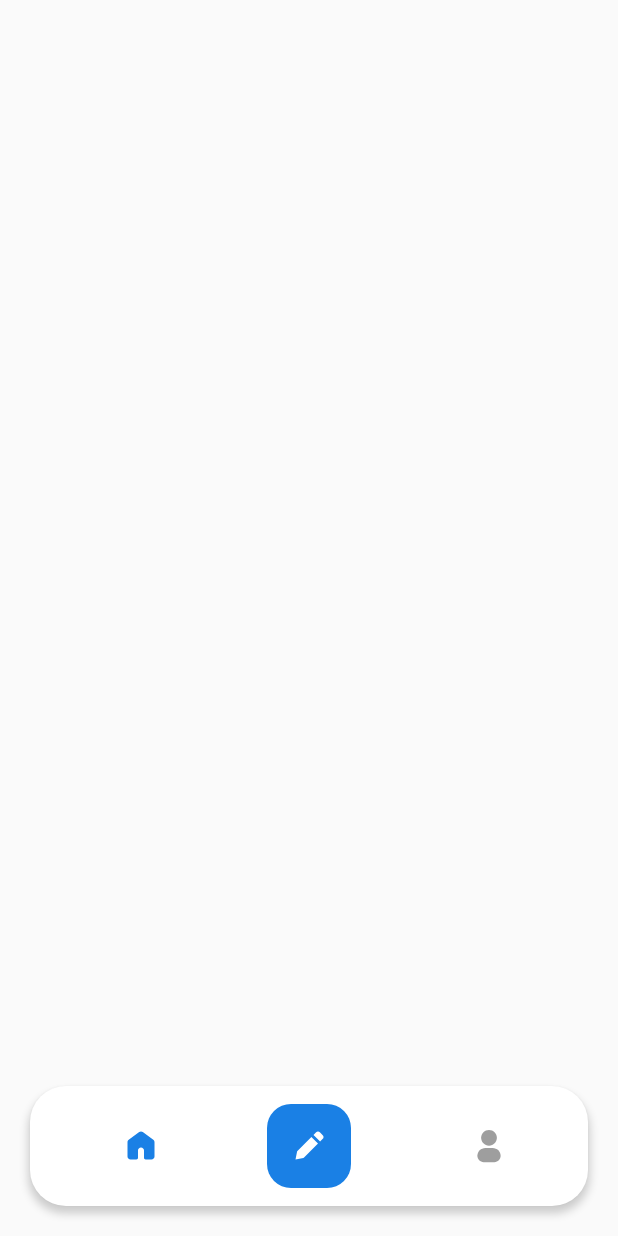
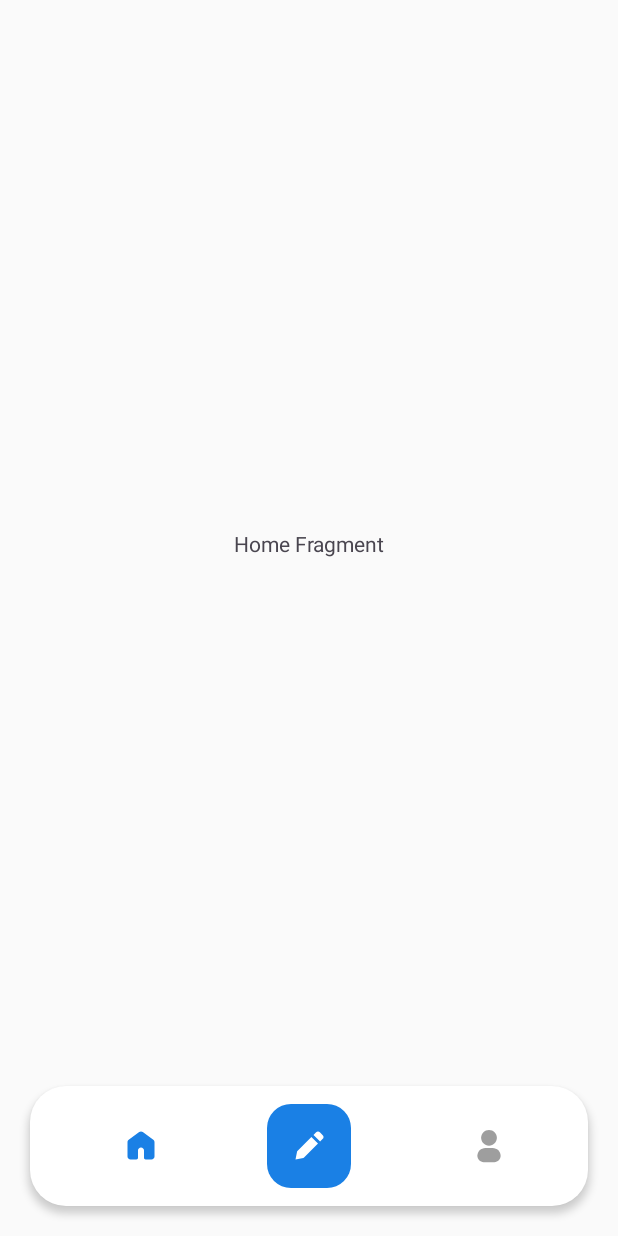
Before and after one commit to caadiq/emodiary-android-app, an Android app: the MainActivity screen opened directly, with no data from a screen before it, on a phone screen of 412 x 824 dp. Run offline under Robolectric (Android 15) with nearby library versions, the phone set to English and light mode, and no system bars; our stand-ins replace Dagger/Hilt's generated code.

Commit message:
bottom navigation 프래그먼트 전환

```diff
--- /dev/null
+++ b/app/src/main/java/com/toy/project/emodiary/view/view/HomeFragment.kt
@@ -0,0 +1,31 @@
+package com.toy.project.emodiary.view.view
+
+import android.os.Bundle
+import android.view.LayoutInflater
+import android.view.View
+import android.view.ViewGroup
+import androidx.fragment.app.Fragment
+import com.toy.project.emodiary.databinding.FragmentHomeBinding
+
+class HomeFragment : Fragment() {
+    private var _binding: FragmentHomeBinding? = null
+    private val binding get() = _binding!!
+
+    override fun onCreateView(
+        inflater: LayoutInflater,
+        container: ViewGroup?,
+        savedInstanceState: Bundle?
+    ): View {
+        _binding = FragmentHomeBinding.inflate(inflater, container, false)
+        return binding.root
+    }
+
+    override fun onViewCreated(view: View, savedInstanceState: Bundle?) {
+        super.onViewCreated(view, savedInstanceState)
+    }
+
+    override fun onDestroyView() {
+        super.onDestroyView()
+        _binding = null
+    }
+}
--- a/app/src/main/java/com/toy/project/emodiary/view/view/MainActivity.kt
+++ b/app/src/main/java/com/toy/project/emodiary/view/view/MainActivity.kt
@@ -1,14 +1,83 @@
 package com.toy.project.emodiary.view.view
 
 import android.os.Bundle
+import android.widget.Toast
+import androidx.activity.OnBackPressedCallback
+import androidx.activity.viewModels
 import androidx.appcompat.app.AppCompatActivity
+import com.toy.project.emodiary.R
 import com.toy.project.emodiary.databinding.ActivityMainBinding
+import com.toy.project.emodiary.view.viewmodel.MainFragmentType
+import com.toy.project.emodiary.view.viewmodel.MainViewModel
+import dagger.hilt.android.AndroidEntryPoint
 
+@AndroidEntryPoint
 class MainActivity : AppCompatActivity() {
     private val binding by lazy { ActivityMainBinding.inflate(layoutInflater) }
+
+    private val mainViewModel: MainViewModel by viewModels()
+
+    private var backPressedTime: Long = 0
+    private val onBackPressedCallback = object : OnBackPressedCallback(true) {
+        override fun handleOnBackPressed() {
+            if (System.currentTimeMillis() - backPressedTime >= 2000) {
+                backPressedTime = System.currentTimeMillis()
+                Toast.makeText(this@MainActivity, "뒤로 가기 버튼을 한 번 더 누르면 종료됩니다.", Toast.LENGTH_SHORT).show()
+            } else {
+                finish()
+            }
+        }
+    }
 
     override fun onCreate(savedInstanceState: Bundle?) {
         super.onCreate(savedInstanceState)
         setContentView(binding.root)
+
+        onBackPressedDispatcher.addCallback(this, onBackPressedCallback)
+
+        if (savedInstanceState == null) {
+            setupFragment()
+        }
+        setupView()
+        setupViewModel()
+    }
+
+    private fun setupFragment() {
+        supportFragmentManager.beginTransaction().apply {
+            add(binding.fragmentContainerView.id, HomeFragment(), MainFragmentType.HOME.tag)
+            add(binding.fragmentContainerView.id, ProfileFragment(), MainFragmentType.PROFILE.tag)
+            commit()
+        }
+    }
+
+    private fun setupView() {
+        binding.bottomNav.setOnItemSelectedListener {
+            when (it.itemId) {
+                R.id.home -> mainViewModel.setCurrentFragment(0)
+                R.id.profile -> mainViewModel.setCurrentFragment(1)
+            }
+            true
+        }
+    }
+
+    private fun setupViewModel() {
+        mainViewModel.currentFragmentType.observe(this) { fragmentType ->
+            val currentFragment = supportFragmentManager.findFragmentByTag(fragmentType.tag)
+            supportFragmentManager.beginTransaction().apply {
+                setCustomAnimations(R.anim.fade_in, R.anim.fade_out)
+                supportFragmentManager.fragments.forEach { fragment ->
+                    if (fragment == currentFragment)
+                        show(fragment)
+                    else
+                        hide(fragment)
+                }
+            }.commit()
+
+            binding.bottomNav.selectedItemId = when (fragmentType) {
+                MainFragmentType.HOME -> R.id.home
+                MainFragmentType.PROFILE -> R.id.profile
+                else -> R.id.home
+            }
+        }
     }
 }
--- /dev/null
+++ b/app/src/main/java/com/toy/project/emodiary/view/view/ProfileFragment.kt
@@ -0,0 +1,27 @@
+package com.toy.project.emodiary.view.view
+
+import android.os.Bundle
+import android.view.LayoutInflater
+import android.view.View
+import android.view.ViewGroup
+import androidx.fragment.app.Fragment
+import com.toy.project.emodiary.databinding.FragmentProfileBinding
+
+class ProfileFragment : Fragment() {
+    private var _binding: FragmentProfileBinding? = null
+    private val binding get() = _binding!!
+
+    override fun onCreateView(inflater: LayoutInflater, container: ViewGroup?, savedInstanceState: Bundle?): View {
+        _binding = FragmentProfileBinding.inflate(inflater, container, false)
+        return binding.root
+    }
+
+    override fun onViewCreated(view: View, savedInstanceState: Bundle?) {
+        super.onViewCreated(view, savedInstanceState)
+    }
+
+    override fun onDestroyView() {
+        super.onDestroyView()
+        _binding = null
+    }
+}
--- /dev/null
+++ b/app/src/main/java/com/toy/project/emodiary/view/viewmodel/MainViewModel.kt
@@ -0,0 +1,40 @@
+package com.toy.project.emodiary.view.viewmodel
+
+import androidx.lifecycle.LiveData
+import androidx.lifecycle.MutableLiveData
+import androidx.lifecycle.ViewModel
+import dagger.hilt.android.lifecycle.HiltViewModel
+import javax.inject.Inject
+
+enum class MainFragmentType(val tag: String) {
+    HOME("home"),
+    PROFILE("profile")
+}
+
+@HiltViewModel
+class MainViewModel @Inject constructor() : ViewModel() {
+    private val _currentFragmentType = MutableLiveData<MainFragmentType>(MainFragmentType.HOME)
+    val currentFragmentType: LiveData<MainFragmentType> = _currentFragmentType
+
+    fun setCurrentFragment(item: Int): Boolean {
+        val pageType = getPageType(item)
+        changeCurrentFragmentType(pageType)
+
+        return true
+    }
+
+    private fun getPageType(item: Int): MainFragmentType {
+        return when (item) {
+            0 -> MainFragmentType.HOME
+            1 -> MainFragmentType.PROFILE
+            else -> MainFragmentType.HOME
+        }
+    }
+
+    private fun changeCurrentFragmentType(fragmentType: MainFragmentType) {
+        if (currentFragmentType.value == fragmentType)
+            return
+
+        _currentFragmentType.value = fragmentType
+    }
+}
--- /dev/null
+++ b/app/src/main/res/anim/fade_in.xml
@@ -0,0 +1,5 @@
+<?xml version="1.0" encoding="utf-8"?>
+<alpha xmlns:android="http://schemas.android.com/apk/res/android"
+    android:duration="100"
+    android:fromAlpha="0.0"
+    android:toAlpha="1.0" />
--- /dev/null
+++ b/app/src/main/res/anim/fade_out.xml
@@ -0,0 +1,5 @@
+<?xml version="1.0" encoding="utf-8"?>
+<alpha xmlns:android="http://schemas.android.com/apk/res/android"
+    android:duration="100"
+    android:fromAlpha="1.0"
+    android:toAlpha="0.0" />
--- a/app/src/main/res/layout/activity_main.xml
+++ b/app/src/main/res/layout/activity_main.xml
@@ -1,24 +1,11 @@
 <?xml version="1.0" encoding="utf-8"?>
 <androidx.constraintlayout.widget.ConstraintLayout xmlns:android="http://schemas.android.com/apk/res/android"
     xmlns:app="http://schemas.android.com/apk/res-auto"
-    xmlns:tools="http://schemas.android.com/tools"
     android:layout_width="match_parent"
     android:layout_height="match_parent">
 
-    <!--    <androidx.recyclerview.widget.RecyclerView-->
-    <!--        android:id="@+id/recyclerView"-->
-    <!--        android:layout_width="0dp"-->
-    <!--        android:layout_height="0dp"-->
-    <!--        android:clipToPadding="false"-->
-    <!--        app:layoutManager="androidx.recyclerview.widget.LinearLayoutManager"-->
-    <!--        app:layout_constraintBottom_toTopOf="@+id/layoutFooter"-->
-    <!--        app:layout_constraintEnd_toEndOf="parent"-->
-    <!--        app:layout_constraintStart_toStartOf="parent"-->
-    <!--        app:layout_constraintTop_toTopOf="parent"-->
-    <!--        tools:itemCount="4"-->
-    <!--        tools:listitem="@layout/row_diary_list" />-->
-
     <androidx.fragment.app.FragmentContainerView
+        android:id="@+id/fragmentContainerView"
         android:layout_width="0dp"
         android:layout_height="0dp"
         app:layout_constraintBottom_toTopOf="@+id/layoutFooter"
--- /dev/null
+++ b/app/src/main/res/layout/fragment_home.xml
@@ -0,0 +1,29 @@
+<?xml version="1.0" encoding="utf-8"?>
+<androidx.constraintlayout.widget.ConstraintLayout xmlns:android="http://schemas.android.com/apk/res/android"
+    xmlns:app="http://schemas.android.com/apk/res-auto"
+    android:layout_width="match_parent"
+    android:layout_height="match_parent">
+
+    <androidx.appcompat.widget.AppCompatTextView
+        android:layout_width="wrap_content"
+        android:layout_height="wrap_content"
+        android:text="Home Fragment"
+        app:layout_constraintBottom_toBottomOf="parent"
+        app:layout_constraintEnd_toEndOf="parent"
+        app:layout_constraintStart_toStartOf="parent"
+        app:layout_constraintTop_toTopOf="parent" />
+
+    <!--    <androidx.recyclerview.widget.RecyclerView-->
+    <!--        android:id="@+id/recyclerView"-->
+    <!--        android:layout_width="0dp"-->
+    <!--        android:layout_height="0dp"-->
+    <!--        android:clipToPadding="false"-->
+    <!--        app:layoutManager="androidx.recyclerview.widget.LinearLayoutManager"-->
+    <!--        app:layout_constraintBottom_toTopOf="@+id/layoutFooter"-->
+    <!--        app:layout_constraintEnd_toEndOf="parent"-->
+    <!--        app:layout_constraintStart_toStartOf="parent"-->
+    <!--        app:layout_constraintTop_toTopOf="parent"-->
+    <!--        tools:itemCount="4"-->
+    <!--        tools:listitem="@layout/row_diary_list" />-->
+
+</androidx.constraintlayout.widget.ConstraintLayout>
--- /dev/null
+++ b/app/src/main/res/layout/fragment_profile.xml
@@ -0,0 +1,16 @@
+<?xml version="1.0" encoding="utf-8"?>
+<androidx.constraintlayout.widget.ConstraintLayout xmlns:android="http://schemas.android.com/apk/res/android"
+    xmlns:app="http://schemas.android.com/apk/res-auto"
+    android:layout_width="match_parent"
+    android:layout_height="match_parent">
+
+    <androidx.appcompat.widget.AppCompatTextView
+        android:layout_width="wrap_content"
+        android:layout_height="wrap_content"
+        android:text="Profile Fragment"
+        app:layout_constraintBottom_toBottomOf="parent"
+        app:layout_constraintEnd_toEndOf="parent"
+        app:layout_constraintStart_toStartOf="parent"
+        app:layout_constraintTop_toTopOf="parent" />
+
+</androidx.constraintlayout.widget.ConstraintLayout>
```
